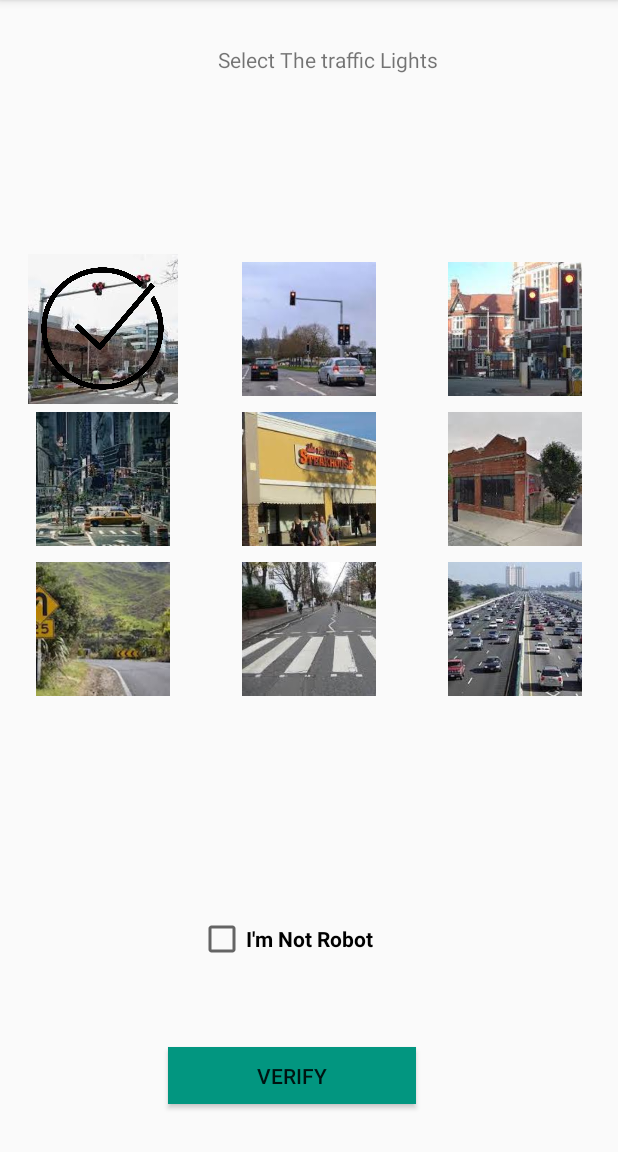
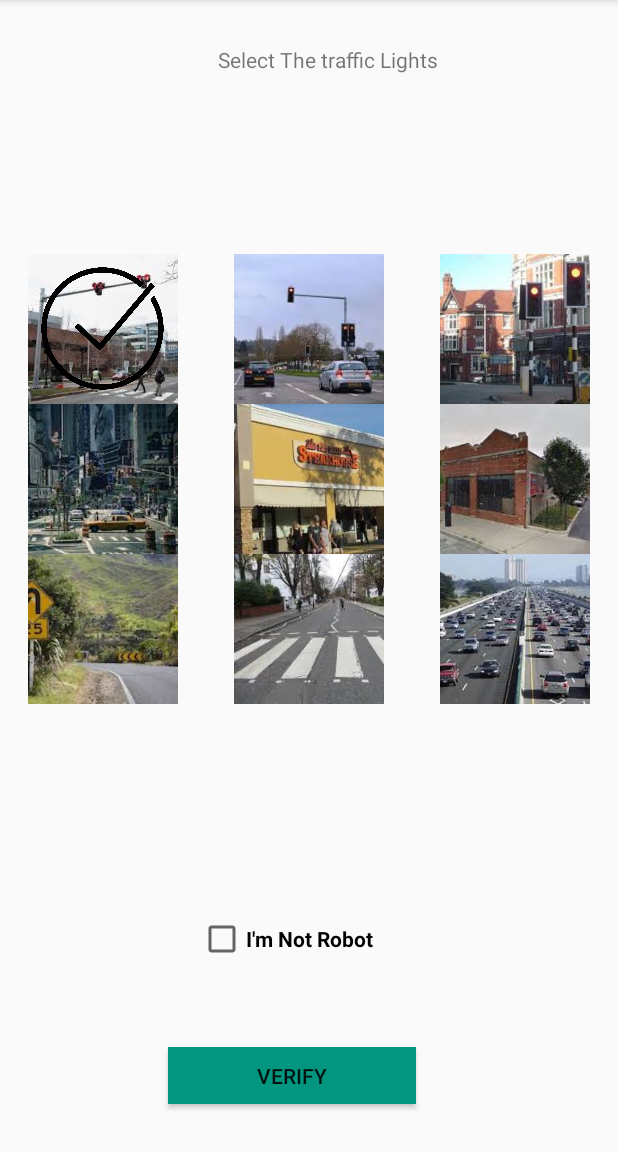
Before and after one commit to bibinthomas787/c0769970_FinalTest, an Android app: the ValidationActivity screen opened directly, with no data from a screen before it, after a tap on an icon or button, on a phone screen of 412 x 824 dp, the part 84-1236 px from its top. Run offline under Robolectric (Android 15) with nearby library versions, the phone set to English and light mode, and no system bars.

Commit message:
committed by adding the validation

```diff
--- a/app/src/main/java/com/example/bibin_c0769970/ImageAdaptor.java
+++ b/app/src/main/java/com/example/bibin_c0769970/ImageAdaptor.java
@@ -41,7 +41,7 @@ public class ImageAdaptor extends BaseAdapter {
             convertView = LayoutInflater.from(context).inflate(R.layout.cell_item, null);
         ImageView imageView = convertView.findViewById(R.id.image_view);
         //TextView textView = convertView.findViewById(R.id.icon_text);
-        imageView.setImageResource(imageIcons[position]);
+        imageView.setBackgroundResource(imageIcons[position]);
        // textView.setText(numbers[position]);
         return convertView;
     }
--- a/app/src/main/java/com/example/bibin_c0769970/ValidationActivity.java
+++ b/app/src/main/java/com/example/bibin_c0769970/ValidationActivity.java
@@ -23,7 +23,7 @@ public class ValidationActivity extends AppCompatActivity {
     public void changeSource(View view) {
         ImageView imageView = (ImageView) view;
         imageView.setImageResource(R.drawable.checked);
-        imageView.setBackgroundResource(R.drawable.img1);
+        //imageView.setBackgroundResource(R.drawable.img1 );
 //        imageView.animate().alpha(0.5f);
     }
 
```
